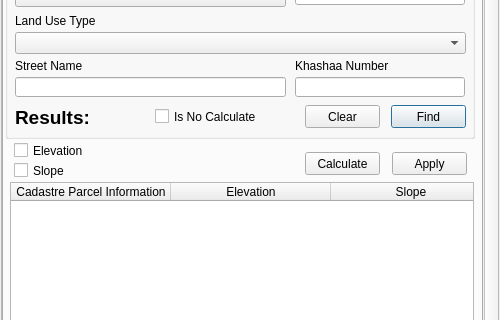
Qt form view/CamaNavigatorWidget.ui (teamlm2/lm2_mgis) before a commit; both pictures show x 0 to 500 and y 105 to 425 of the 500 by 758 pixel window.
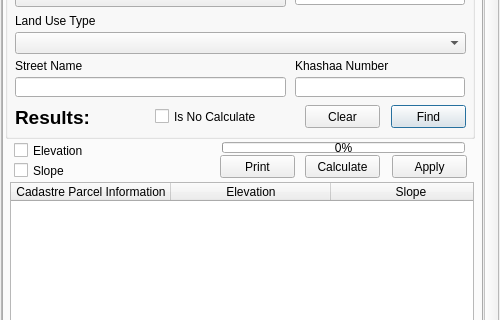
The same form after that commit. The open tabs and pages were chosen to show the change.

Diff of the .ui file:
```diff
--- a/view/CamaNavigatorWidget.ui
+++ b/view/CamaNavigatorWidget.ui
@@ -1992,7 +1992,7 @@
         <property name="geometry">
          <rect>
           <x>301</x>
-          <y>200</y>
+          <y>203</y>
           <width>75</width>
           <height>23</height>
          </rect>
@@ -2033,7 +2033,7 @@
         <property name="geometry">
          <rect>
           <x>388</x>
-          <y>200</y>
+          <y>203</y>
           <width>75</width>
           <height>23</height>
          </rect>
@@ -2042,6 +2042,32 @@
          <string>Apply</string>
         </property>
        </widget>
+       <widget class="QPushButton" name="print_button">
+        <property name="geometry">
+         <rect>
+          <x>216</x>
+          <y>203</y>
+          <width>75</width>
+          <height>23</height>
+         </rect>
+        </property>
+        <property name="text">
+         <string>Print</string>
+        </property>
+       </widget>
+       <widget class="QProgressBar" name="print_pbar">
+        <property name="geometry">
+         <rect>
+          <x>218</x>
+          <y>190</y>
+          <width>243</width>
+          <height>11</height>
+         </rect>
+        </property>
+        <property name="value">
+         <number>0</number>
+        </property>
+       </widget>
       </widget>
       <widget class="QWidget" name="tab_10">
        <attribute name="title">
```
Left out of the diff: 2 changed lines with no effect on the pictures.
